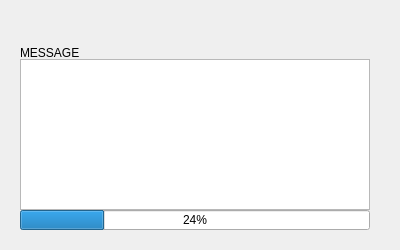
The window that src/mvrgx/gui/asset/dialog_task.ui (svioletg/mvrgx) describes before a commit, drawn with Qt 5.
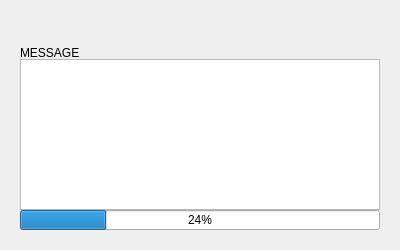
The same window after the commit.

Diff of the .ui file:
```diff
--- a/src/mvrgx/gui/asset/dialog_task.ui
+++ b/src/mvrgx/gui/asset/dialog_task.ui
@@ -18,7 +18,7 @@
     <rect>
      <x>20</x>
      <y>59</y>
-     <width>350</width>
+     <width>360</width>
      <height>151</height>
     </rect>
    </property>
@@ -37,7 +37,7 @@
     <rect>
      <x>20</x>
      <y>210</y>
-     <width>350</width>
+     <width>360</width>
      <height>20</height>
     </rect>
    </property>
@@ -50,7 +50,7 @@
     <rect>
      <x>20</x>
      <y>20</y>
-     <width>350</width>
+     <width>360</width>
      <height>40</height>
     </rect>
    </property>
```
